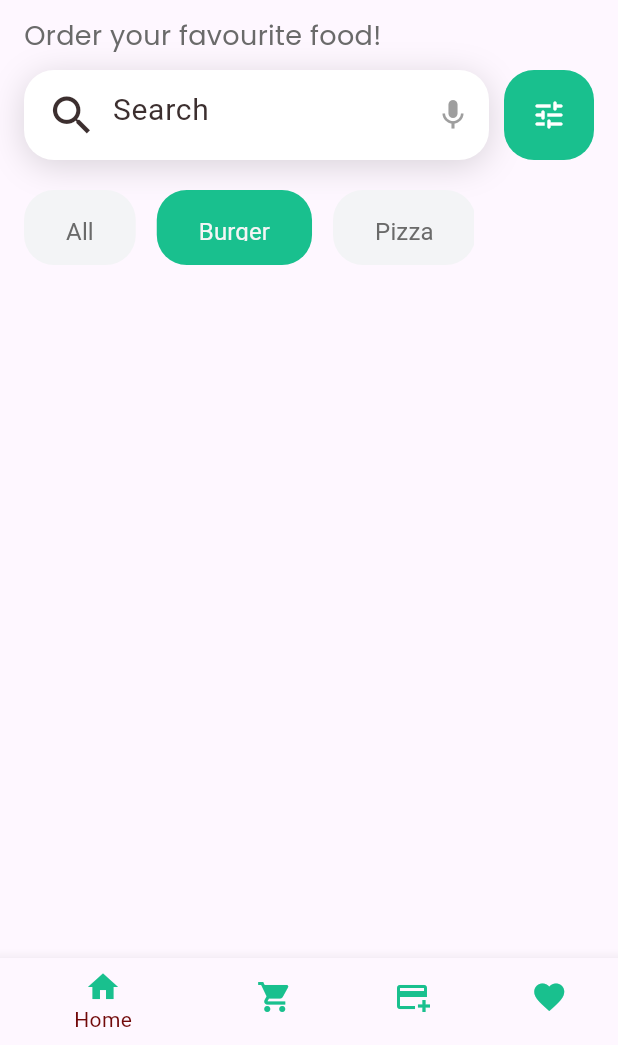
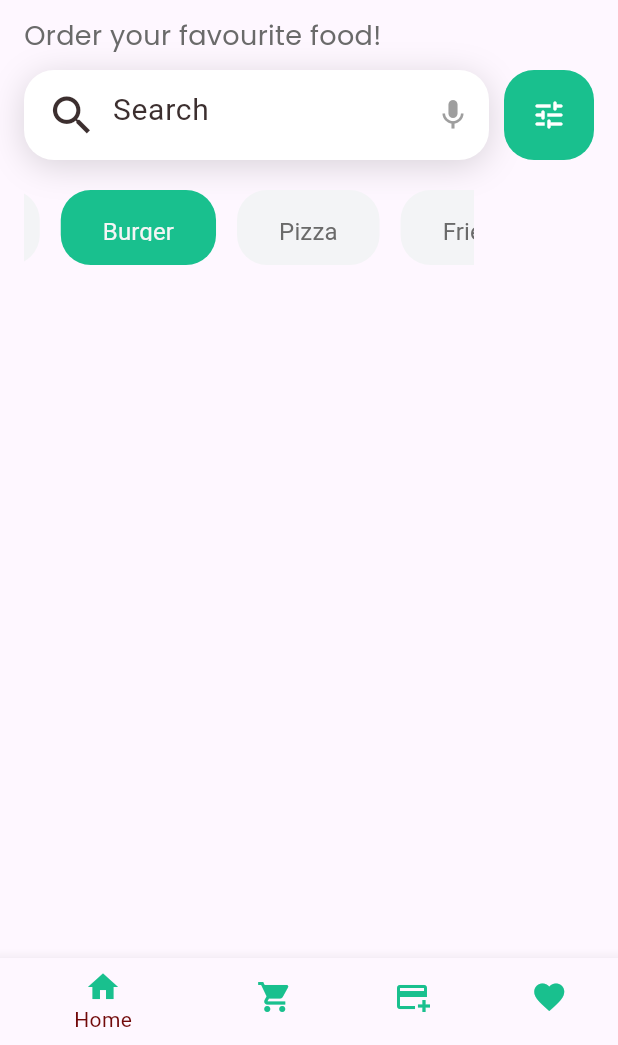
Before and after one commit to aswathcm29/Food-Ordering-App, a Flutter app: the screen it shows after launch, after a tap on "Burger", on a phone screen of 412 x 824 dp, the part 191-1236 px from its top. Run offline on Flutter 3.47's test engine with Material 3 defaults, Android fonts, the phone set to English and light mode, and no system bars; our stand-ins replace cloud_firestore, firebase_auth, firebase_core, firebase_storage, flutter_map, geocoding and 9 more; accounts and stored records are empty.

Commit message:
pushing button to ahead In homepage

```diff
--- a/foodieapp/lib/screens/myhomepage.dart
+++ b/foodieapp/lib/screens/myhomepage.dart
@@ -593,7 +593,7 @@ class _MyHomePageState extends State<MyHomePage> {
                             price: filteredData[secondIndex]['price'],
                             onFavoriteSelected: _addToFavourites,
                             onFavoriteRemoved: _removeFromFavourites,
-favourites: [],
+                            favourites: [],
                           ),
                       ],
                     ),
--- a/foodieapp/lib/widgets/custombutton.dart
+++ b/foodieapp/lib/widgets/custombutton.dart
@@ -10,7 +10,7 @@ class CustomButton extends StatelessWidget {
     required this.text,
     required this.color,
     required this.textColor,
-    required this.onTap,
+    required this.onTap, GlobalKey<State<StatefulWidget>>? key,
   });
 
   @override
--- a/foodieapp/lib/widgets/framebutton.dart
+++ b/foodieapp/lib/widgets/framebutton.dart
@@ -12,6 +12,15 @@ class FrameWithButtons extends StatefulWidget {
 
 class _FrameWithButtonsState extends State<FrameWithButtons> {
   String selectedCategory = 'All'; // Default selected category
+  final ScrollController _scrollController = ScrollController(); // Add this line
+
+  void _scrollToSelectedButton(double position) {
+    _scrollController.animateTo(
+      position,
+      duration: Duration(milliseconds: 300),
+      curve: Curves.easeInOut,
+    );
+  }
 
   @override
   Widget build(BuildContext context) {
@@ -19,6 +28,7 @@ class _FrameWithButtonsState extends State<FrameWithButtons> {
       width: 300,
       height: 50,
       child: ListView(
+        controller: _scrollController, // Add this line
         scrollDirection: Axis.horizontal,
         children: [
           CustomButton(
@@ -30,6 +40,7 @@ class _FrameWithButtonsState extends State<FrameWithButtons> {
                 selectedCategory = 'All';
               });
               widget.onCategorySelected('All'); // Call callback with 'All'
+              _scrollToSelectedButton(0); // Scroll to the position of the 'All' button
             },
           ),
           SizedBox(width: 14),
@@ -42,6 +53,7 @@ class _FrameWithButtonsState extends State<FrameWithButtons> {
                 selectedCategory = 'Burger';
               });
               widget.onCategorySelected('Burger'); // Call callback with 'Burger'
+              _scrollToSelectedButton(64); // Adjust position to scroll
             },
           ),
           SizedBox(width: 14),
@@ -54,6 +66,7 @@ class _FrameWithButtonsState extends State<FrameWithButtons> {
                 selectedCategory = 'Pizza';
               });
               widget.onCategorySelected('Pizza'); // Call callback with 'Pizza'
+              _scrollToSelectedButton(128); // Adjust position to scroll
             },
           ),
           SizedBox(width: 14),
@@ -66,8 +79,10 @@ class _FrameWithButtonsState extends State<FrameWithButtons> {
                 selectedCategory = 'Fries';
               });
               widget.onCategorySelected('Fries'); // Call callback with 'Fries'
+              _scrollToSelectedButton(280); // Adjust position to scroll
             },
           ),
+          SizedBox(width: 14),
           CustomButton(
             text: 'Shawarma',
             color: selectedCategory == 'Shawarma' ? Color(0xFF19C08E) : Color(0xFFF3F4F6),
@@ -77,8 +92,10 @@ class _FrameWithButtonsState extends State<FrameWithButtons> {
                 selectedCategory = 'Shawarma';
               });
               widget.onCategorySelected('Shawarma'); // Call callback with 'Shawarma'
+              _scrollToSelectedButton(350); // Adjust position to scroll
             },
           ),
+          SizedBox(width: 14),
           CustomButton(
             text: 'Pasta',
             color: selectedCategory == 'Pasta' ? Color(0xFF19C08E) : Color(0xFFF3F4F6),
@@ -88,8 +105,10 @@ class _FrameWithButtonsState extends State<FrameWithButtons> {
                 selectedCategory = 'Pasta';
               });
               widget.onCategorySelected('Pasta'); // Call callback with 'Pasta'
+              _scrollToSelectedButton(450); // Adjust position to scroll
             },
           ),
+          SizedBox(width: 14),
           CustomButton(
             text: 'Sandwich',
             color: selectedCategory == 'Sandwich' ? Color(0xFF19C08E) : Color(0xFFF3F4F6),
@@ -99,6 +118,7 @@ class _FrameWithButtonsState extends State<FrameWithButtons> {
                 selectedCategory = 'Sandwich';
               });
               widget.onCategorySelected('Sandwich'); // Call callback with 'Sandwich'
+              _scrollToSelectedButton(500); // Adjust position to scroll
             },
           ),
         ],
```
